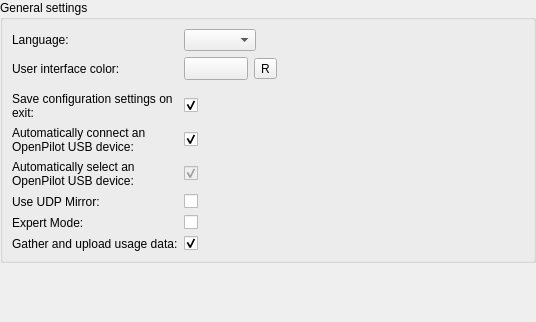
First picture: the form in ground/openpilotgcs/src/plugins/coreplugin/generalsettings.ui, repository openpilot/OpenPilot, before the edit.
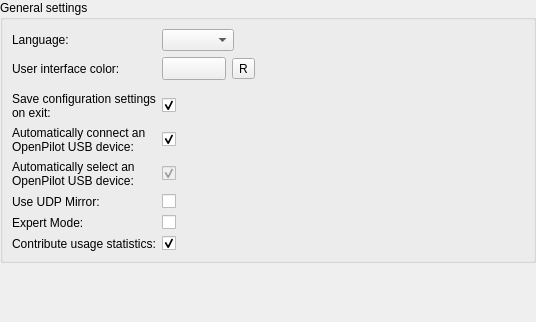
Second picture: the form after the edit. Icons and pictures are not drawn. Custom widgets are drawn as their Qt base class.

Commit message: OP-1777 Changed some text.

```diff
--- a/ground/openpilotgcs/src/plugins/coreplugin/generalsettings.ui
+++ b/ground/openpilotgcs/src/plugins/coreplugin/generalsettings.ui
@@ -157,7 +157,7 @@
       <item row="15" column="0">
        <widget class="QLabel" name="labelExpert_2">
         <property name="text">
-         <string>Gather and upload usage data:</string>
+         <string>Contribute usage statistics:</string>
         </property>
        </widget>
       </item>
```
